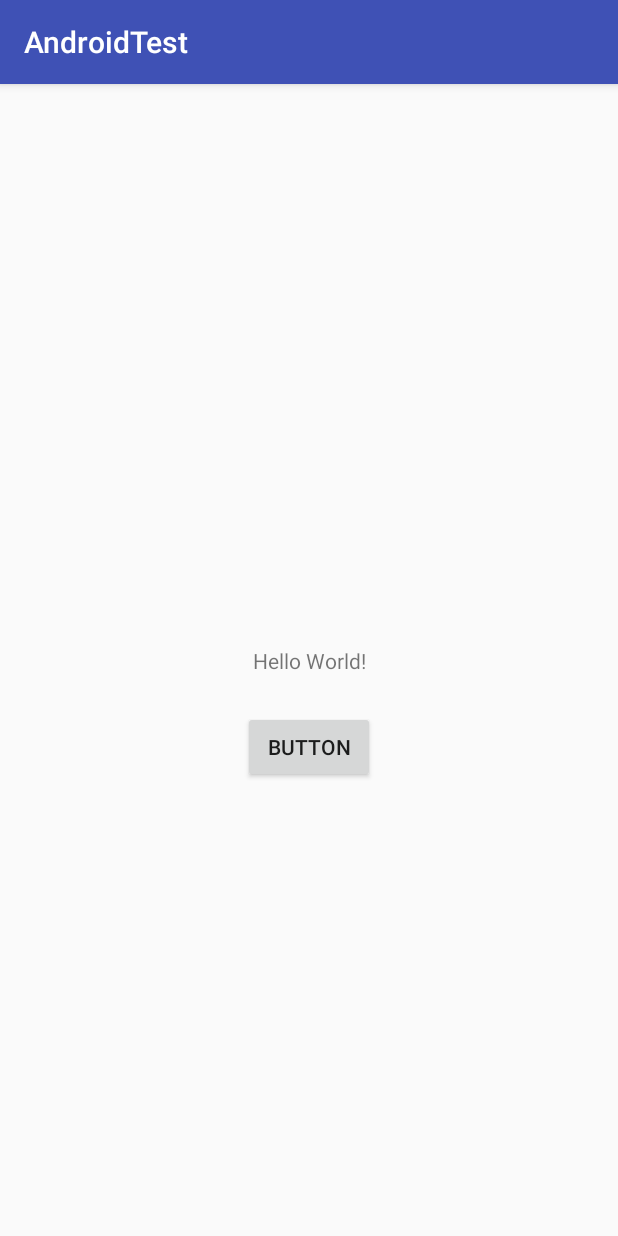
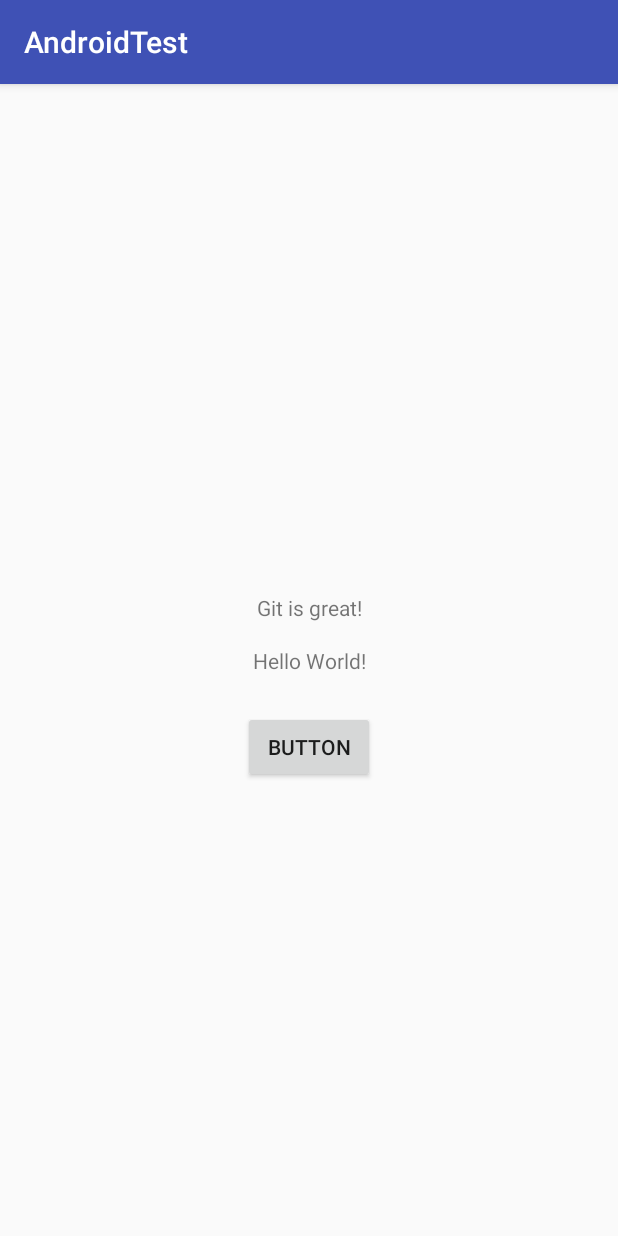
Before and after one commit to pavakpaul/AndroidTest, an Android app: the screen it shows after launch (MainActivity), on a phone screen of 412 x 824 dp. Run offline under Robolectric (Android 15) with nearby library versions, the phone set to English and light mode, and no system bars.

Commit message:
added a text field.

```diff
--- a/app/build.gradle
+++ b/app/build.gradle
@@ -20,11 +20,12 @@ android {
             proguardFiles getDefaultProguardFile('proguard-android.txt'), 'proguard-rules.pro'
         }
     }
+    buildToolsVersion '27.0.0'
 }
 
 dependencies {
-    implementation fileTree(dir: 'libs', include: ['*.jar'])
-    implementation"org.jetbrains.kotlin:kotlin-stdlib-jre7:$kotlin_version"
+    implementation fileTree(include: ['*.jar'], dir: 'libs')
+    implementation "org.jetbrains.kotlin:kotlin-stdlib-jre7:$kotlin_version"
     implementation 'com.android.support:appcompat-v7:26.1.0'
     implementation 'com.android.support.constraint:constraint-layout:1.0.2'
     testImplementation 'junit:junit:4.12'
--- a/app/src/main/java/in/pavakpaul/androidtest/MainActivity.kt
+++ b/app/src/main/java/in/pavakpaul/androidtest/MainActivity.kt
@@ -9,5 +9,6 @@ class MainActivity : AppCompatActivity() {
         super.onCreate(savedInstanceState)
         setContentView(R.layout.activity_main)
         var occupation = "developer"
+        var name = "Pavak"
     }
 }
--- a/app/src/main/res/layout/activity_main.xml
+++ b/app/src/main/res/layout/activity_main.xml
@@ -27,4 +27,15 @@
         app:layout_constraintStart_toStartOf="parent"
         app:layout_constraintTop_toBottomOf="@+id/textView" />
 
+    <TextView
+        android:id="@+id/textView2"
+        android:layout_width="wrap_content"
+        android:layout_height="wrap_content"
+        android:layout_marginBottom="16dp"
+        android:text="Git is great!"
+        app:layout_constraintBottom_toTopOf="@+id/textView"
+        app:layout_constraintEnd_toEndOf="parent"
+        app:layout_constraintHorizontal_bias="0.5"
+        app:layout_constraintStart_toStartOf="parent" />
+
 </android.support.constraint.ConstraintLayout>
```
